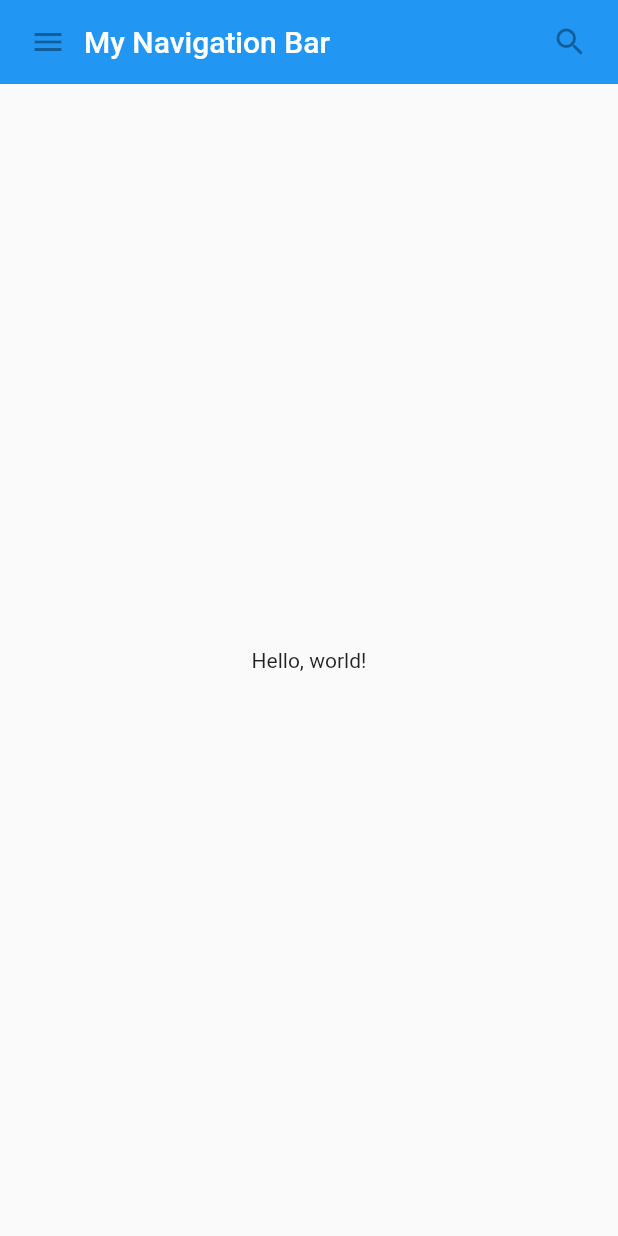
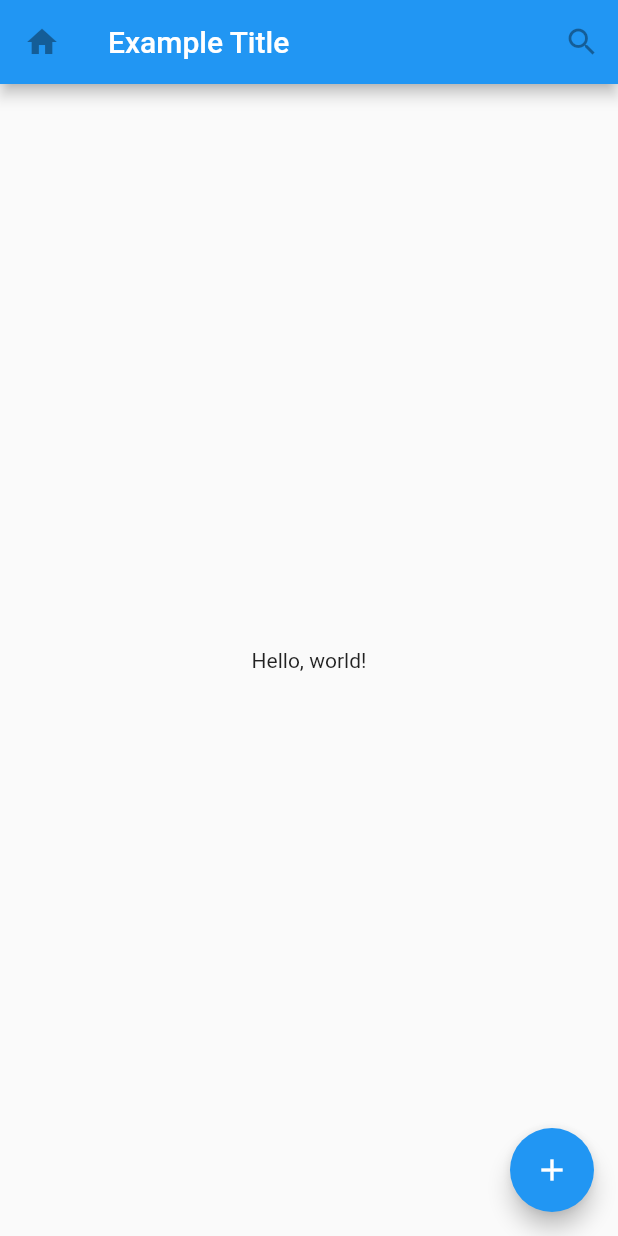
Before and after one commit to suryapradipta/flutter_widget_introduction, a Flutter app: the screen it shows after launch, on a phone screen of 412 x 824 dp. Run offline on Flutter 3.47's test engine with Material 2 defaults, Android fonts, the phone set to English and light mode, and no system bars.

Commit message:
using material components

```diff
--- a/lib/main.dart
+++ b/lib/main.dart
@@ -1,5 +1,6 @@
 import 'package:flutter/material.dart';
 import 'package:flutter_widget_introduction/pages/00_sample_widget/my_scaffold.dart';
+import 'package:flutter_widget_introduction/pages/01_using_material_components/tutorial_home.dart';
 
 void main() {
   runApp(const MyApp());
@@ -16,7 +17,7 @@ class MyApp extends StatelessWidget {
       theme: ThemeData(
         primarySwatch: Colors.blue,
       ),
-      home: MyScaffold(),
+      home: TutorialHome(),
     );
   }
 }
--- a/lib/pages/00_sample_widget/my_scaffold.dart
+++ b/lib/pages/00_sample_widget/my_scaffold.dart
@@ -1,5 +1,5 @@
 import 'package:flutter/material.dart';
-import 'package:flutter_widget_introduction/pages/00_sample_widget/my_app_bar.dart';
+import 'package:flutter_widget_introduction/pages/00_sample_widget/widgets/my_app_bar.dart';
 
 class MyScaffold extends StatelessWidget {
   const MyScaffold({Key? key}) : super(key: key);
--- /dev/null
+++ b/lib/pages/01_using_material_components/tutorial_home.dart
@@ -0,0 +1,39 @@
+import 'package:flutter/material.dart';
+
+class TutorialHome extends StatelessWidget {
+  const TutorialHome({Key? key}) : super(key: key);
+
+  @override
+  Widget build(BuildContext context) {
+    // Scaffold is a layout for
+    // the major Material Components.
+    return Scaffold(
+      appBar: AppBar(
+        leading: IconButton(
+          onPressed: null,
+          icon: Icon(Icons.home),
+          tooltip: 'Search',
+        ),
+        title: Text('Example Title'),
+        actions: [
+          IconButton(
+            onPressed: null,
+            icon: Icon(Icons.search),
+            tooltip: 'Search',
+          )
+        ],
+      ),
+
+      // body is the majority of the screen.
+      body: Center(
+        child: Text("Hello, world!"),
+      ),
+
+      floatingActionButton: FloatingActionButton(
+        onPressed: null,
+        tooltip: 'Add',
+        child: Icon(Icons.add),
+      ),
+    );
+  }
+}
```
Also changed, not shown: lib/pages/00_sample_widget/widgets/my_app_bar.dart (renamed from lib/pages/00_sample_widget/my_app_bar.dart).
